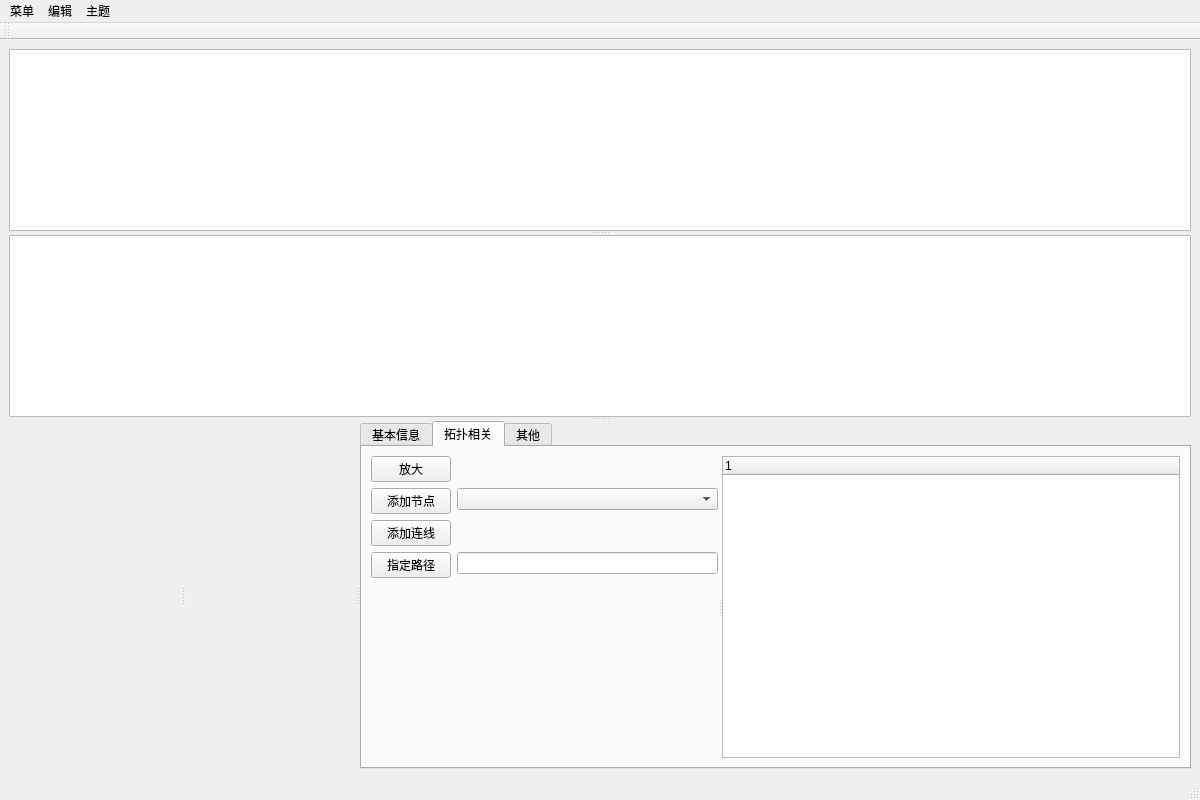
Old version of the form PageUI/mainPage.ui in the repository lxambulance/CoLoRagent.
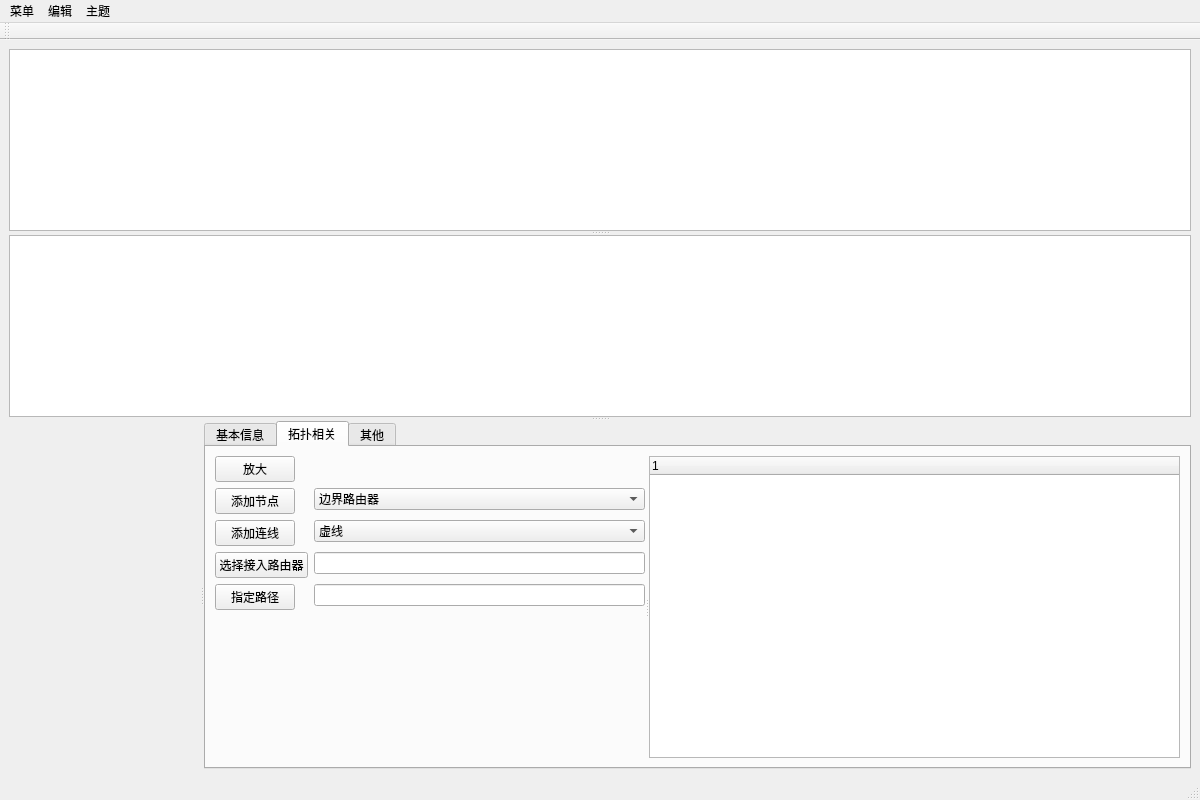
New version of the form. The open tabs and pages were chosen to show the change. Icons and pictures are not drawn. Custom widgets are drawn as their Qt base class.

Commit message: feat(GraphicWindow): 添加PC节点

Patch:
```diff
--- a/PageUI/mainPage.ui
+++ b/PageUI/mainPage.ui
@@ -38,8 +38,7 @@
        <property name="orientation">
         <enum>Qt::Horizontal</enum>
        </property>
-       <widget class="GraphicWindow" name="graphics" native="true"/>
-       <widget class="GraphicWindow" name="graphics_local" native="true"/>
+       <widget class="GraphicWindow" name="graphics_global" native="true"/>
        <widget class="QTabWidget" name="tabWidget">
         <property name="currentIndex">
          <number>0</number>
@@ -101,11 +100,41 @@
               <item row="1" column="1">
                <widget class="QComboBox" name="nodeType">
                 <property name="currentText">
-                 <string/>
+                 <string>边界路由器</string>
                 </property>
                 <property name="currentIndex">
-                 <number>-1</number>
+                 <number>0</number>
                 </property>
+                <item>
+                 <property name="text">
+                  <string>边界路由器</string>
+                 </property>
+                </item>
+                <item>
+                 <property name="text">
+                  <string>普通路由器</string>
+                 </property>
+                </item>
+                <item>
+                 <property name="text">
+                  <string>交换机</string>
+                 </property>
+                </item>
+                <item>
+                 <property name="text">
+                  <string>电脑</string>
+                 </property>
+                </item>
+                <item>
+                 <property name="text">
+                  <string>资源管理器</string>
+                 </property>
+                </item>
+                <item>
+                 <property name="text">
+                  <string>自治域</string>
+                 </property>
+                </item>
                </widget>
               </item>
               <item row="2" column="0">
@@ -118,13 +147,54 @@
                 </property>
                </widget>
               </item>
-              <item row="3" column="0">
+              <item row="2" column="1">
+               <widget class="QComboBox" name="lineType">
+                <item>
+                 <property name="text">
+                  <string>虚线</string>
+                 </property>
+                </item>
+                <item>
+                 <property name="text">
+                  <string>实线</string>
+                 </property>
+                </item>
+               </widget>
+              </item>
+              <item row="4" column="0">
                <widget class="QPushButton" name="choosePath">
                 <property name="text">
                  <string>指定路径</string>
                 </property>
                </widget>
               </item>
+              <item row="4" column="1">
+               <widget class="QLineEdit" name="path">
+                <property name="readOnly">
+                 <bool>true</bool>
+                </property>
+               </widget>
+              </item>
+              <item row="0" column="1">
+               <spacer name="horizontalSpacer">
+                <property name="orientation">
+                 <enum>Qt::Horizontal</enum>
+                </property>
+                <property name="sizeHint" stdset="0">
+                 <size>
+                  <width>40</width>
+                  <height>20</height>
+                 </size>
+                </property>
+               </spacer>
+              </item>
+              <item row="3" column="0">
+               <widget class="QPushButton" name="chooseRouter">
+                <property name="text">
+                 <string>选择接入路由器</string>
+                </property>
+               </widget>
+              </item>
               <item row="3" column="1">
                <widget class="QLineEdit" name="lineEdit">
                 <property name="readOnly">
```
Left out of the diff: 4 changed lines with no effect on the pictures. The commit also changes 7 other files.
